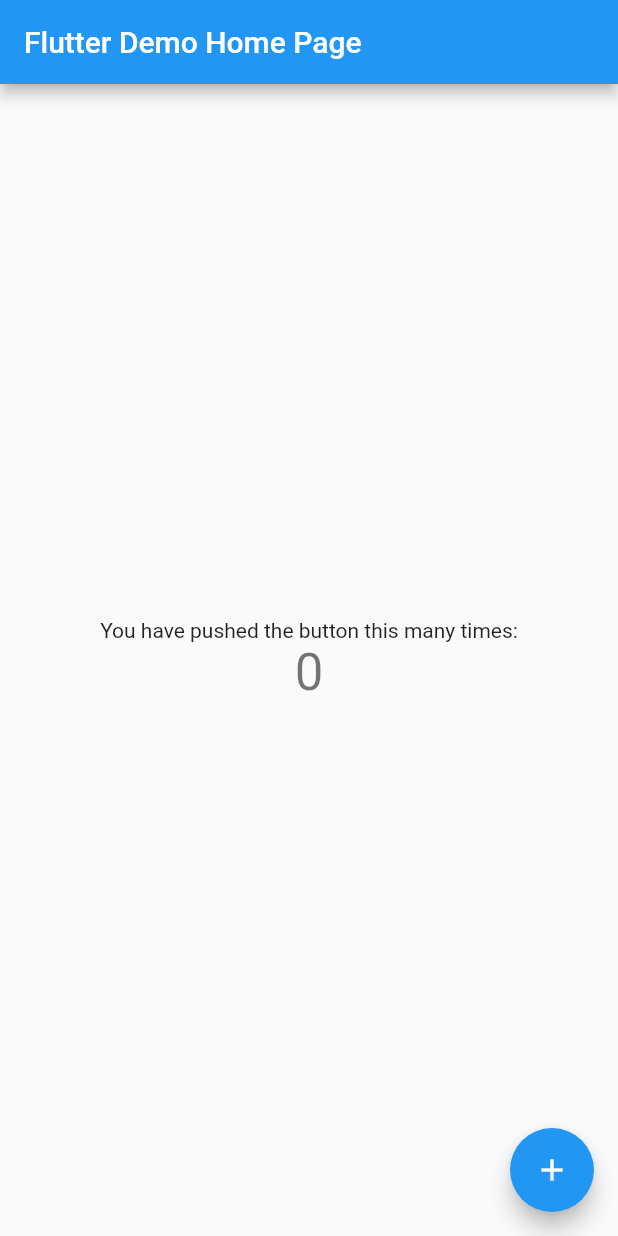
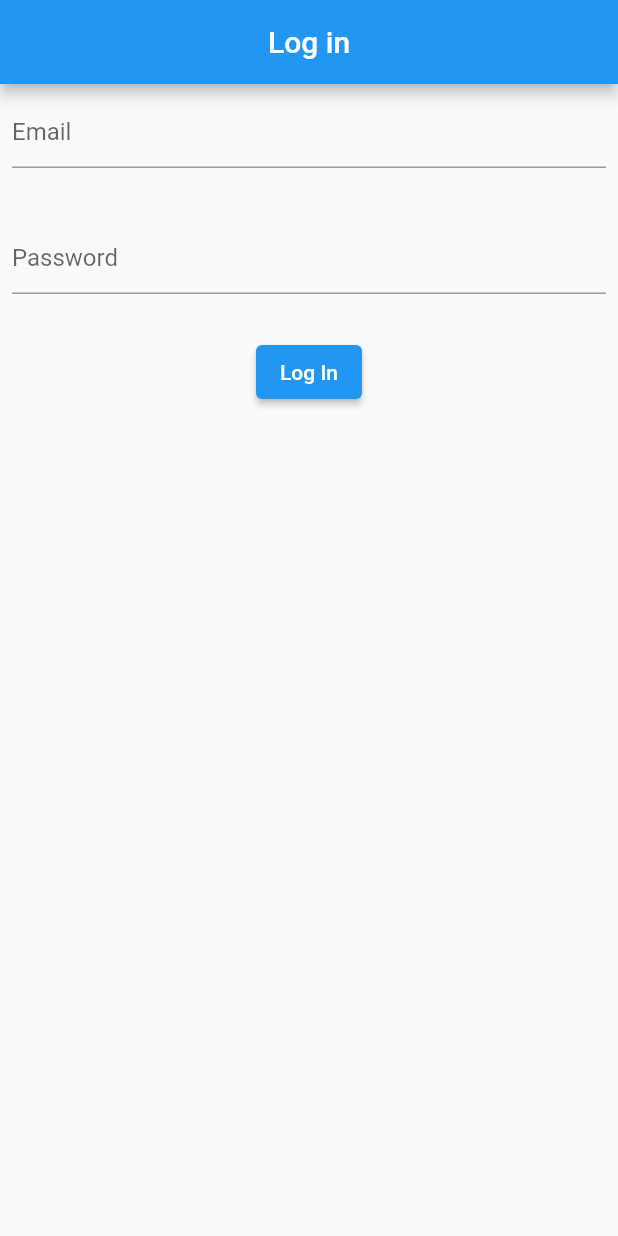
Before and after one commit to mdshadatrahman/hms_flutter, a Flutter app: the screen it shows after launch, on a phone screen of 412 x 824 dp. Run offline on Flutter 3.47's test engine with Material 2 defaults, Android fonts, the phone set to English and light mode, and no system bars; our stand-ins replace firebase_auth, firebase_core; accounts and stored records are empty.

Commit message:
working in ios

```diff
--- a/lib/main.dart
+++ b/lib/main.dart
@@ -1,113 +1,9 @@
+import 'package:firebase_core/firebase_core.dart';
 import 'package:flutter/material.dart';
+import 'package:hms_flutter/src/app.dart';
 
-void main() {
-  runApp(MyApp());
+void main() async {
+  WidgetsFlutterBinding.ensureInitialized();
+  await Firebase.initializeApp();
+  runApp(App());
 }
-
-class MyApp extends StatelessWidget {
-  // This widget is the root of your application.
-  @override
-  Widget build(BuildContext context) {
-    return MaterialApp(
-      title: 'Flutter Demo',
-      theme: ThemeData(
-        // This is the theme of your application.
-        //
-        // Try running your application with "flutter run". You'll see the
-        // application has a blue toolbar. Then, without quitting the app, try
-        // changing the primarySwatch below to Colors.green and then invoke
-        // "hot reload" (press "r" in the console where you ran "flutter run",
-        // or simply save your changes to "hot reload" in a Flutter IDE).
-        // Notice that the counter didn't reset back to zero; the application
-        // is not restarted.
-        primarySwatch: Colors.blue,
-      ),
-      home: MyHomePage(title: 'Flutter Demo Home Page'),
-    );
-  }
-}
-
-class MyHomePage extends StatefulWidget {
-  MyHomePage({Key? key, required this.title}) : super(key: key);
-
-  // This widget is the home page of your application. It is stateful, meaning
-  // that it has a State object (defined below) that contains fields that affect
-  // how it looks.
-
-  // This class is the configuration for the state. It holds the values (in this
-  // case the title) provided by the parent (in this case the App widget) and
-  // used by the build method of the State. Fields in a Widget subclass are
-  // always marked "final".
-
-  final String title;
-
-  @override
-  _MyHomePageState createState() => _MyHomePageState();
-}
-
-class _MyHomePageState extends State<MyHomePage> {
-  int _counter = 0;
-
-  void _incrementCounter() {
-    setState(() {
-      // This call to setState tells the Flutter framework that something has
-      // changed in this State, which causes it to rerun the build method below
-      // so that the display can reflect the updated values. If we changed
-      // _counter without calling setState(), then the build method would not be
-      // called again, and so nothing would appear to happen.
-      _counter++;
-    });
-  }
-
-  @override
-  Widget build(BuildContext context) {
-    // This method is rerun every time setState is called, for instance as done
-    // by the _incrementCounter method above.
-    //
-    // The Flutter framework has been optimized to make rerunning build methods
-    // fast, so that you can just rebuild anything that needs updating rather
-    // than having to individually change instances of widgets.
-    return Scaffold(
-      appBar: AppBar(
-        // Here we take the value from the MyHomePage object that was created by
-        // the App.build method, and use it to set our appbar title.
-        title: Text(widget.title),
-      ),
-      body: Center(
-        // Center is a layout widget. It takes a single child and positions it
-        // in the middle of the parent.
-        child: Column(
-          // Column is also a layout widget. It takes a list of children and
-          // arranges them vertically. By default, it sizes itself to fit its
-          // children horizontally, and tries to be as tall as its parent.
-          //
-          // Invoke "debug painting" (press "p" in the console, choose the
-          // "Toggle Debug Paint" action from the Flutter Inspector in Android
-          // Studio, or the "Toggle Debug Paint" command in Visual Studio Code)
-          // to see the wireframe for each widget.
-          //
-          // Column has various properties to control how it sizes itself and
-          // how it positions its children. Here we use mainAxisAlignment to
-          // center the children vertically; the main axis here is the vertical
-          // axis because Columns are vertical (the cross axis would be
-          // horizontal).
-          mainAxisAlignment: MainAxisAlignment.center,
-          children: <Widget>[
-            Text(
-              'You have pushed the button this many times:',
-            ),
-            Text(
-              '$_counter',
-              style: Theme.of(context).textTheme.headline4,
-            ),
-          ],
-        ),
-      ),
-      floatingActionButton: FloatingActionButton(
-        onPressed: _incrementCounter,
-        tooltip: 'Increment',
-        child: Icon(Icons.add),
-      ), // This trailing comma makes auto-formatting nicer for build methods.
-    );
-  }
-}
--- /dev/null
+++ b/lib/src/app.dart
@@ -0,0 +1,16 @@
+import 'package:flutter/material.dart';
+import 'package:hms_flutter/src/screens/login.dart';
+
+class App extends StatelessWidget {
+  @override
+  Widget build(BuildContext context) {
+    return MaterialApp(
+      title: 'HMS',
+      theme: ThemeData(
+        accentColor: Colors.orange,
+        primaryColor: Colors.blue,
+      ),
+      home: LoginScreen(),
+    );
+  }
+}
--- /dev/null
+++ b/lib/src/screens/login.dart
@@ -0,0 +1,69 @@
+import 'package:firebase_auth/firebase_auth.dart';
+import 'package:flutter/material.dart';
+import 'package:hms_flutter/src/screens/home.dart';
+
+class LoginScreen extends StatefulWidget {
+  @override
+  _LoginScreenState createState() => _LoginScreenState();
+}
+
+class _LoginScreenState extends State<LoginScreen> {
+  late String _email, _password;
+  final auth = FirebaseAuth.instance;
+  @override
+  Widget build(BuildContext context) {
+    return Scaffold(
+      appBar: AppBar(
+        title: Text('Log in'),
+        centerTitle: true,
+      ),
+      body: Column(
+        children: [
+          Padding(
+            padding: const EdgeInsets.all(8.0),
+            child: TextField(
+              decoration: InputDecoration(hintText: 'Email'),
+              onChanged: (value) {
+                setState(() {
+                  _email = value.trim();
+                });
+              },
+            ),
+          ),
+          SizedBox(
+            height: 20,
+          ),
+          Padding(
+            padding: const EdgeInsets.all(8.0),
+            child: TextField(
+              decoration: InputDecoration(hintText: 'Password'),
+              obscureText: true,
+              onChanged: (value) {
+                setState(() {
+                  _password = value;
+                });
+              },
+            ),
+          ),
+          SizedBox(
+            height: 20,
+          ),
+          Row(
+            mainAxisAlignment: MainAxisAlignment.center,
+            children: [
+              ElevatedButton(
+                child: Text('Log In'),
+                onPressed: () {
+                  auth.signInWithEmailAndPassword(
+                      email: _email, password: _password);
+                  Navigator.of(context).pushReplacement(
+                      MaterialPageRoute(builder: (context) => HomeScreen()));
+                },
+              ),
+            ],
+          ),
+        ],
+      ),
+    );
+  }
+}
```
Also changed, not shown: lib/src/screens/home.dart (added, +22 -0 lines), pubspec.yaml (+9 -6 lines), lib/src/screens/singup.dart (added), pubspec.lock, 2 other files.
